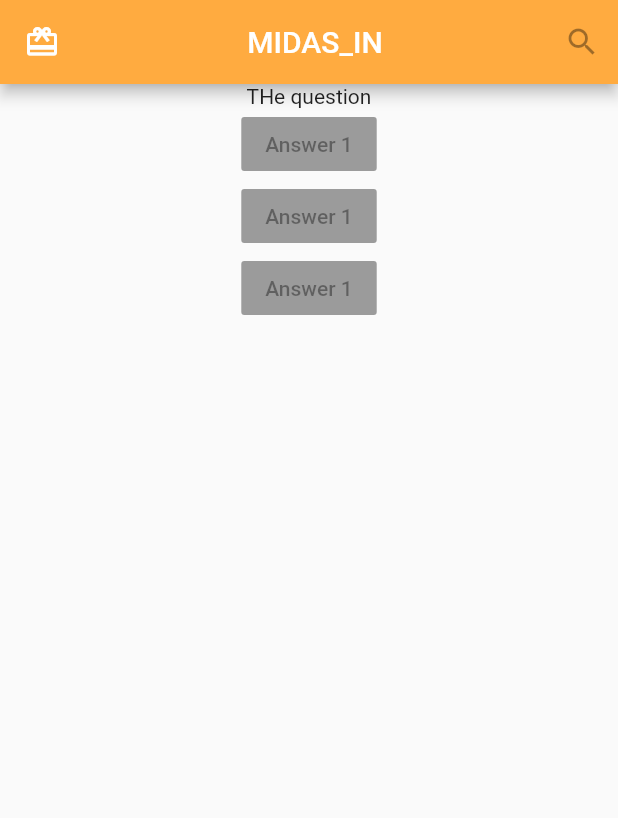
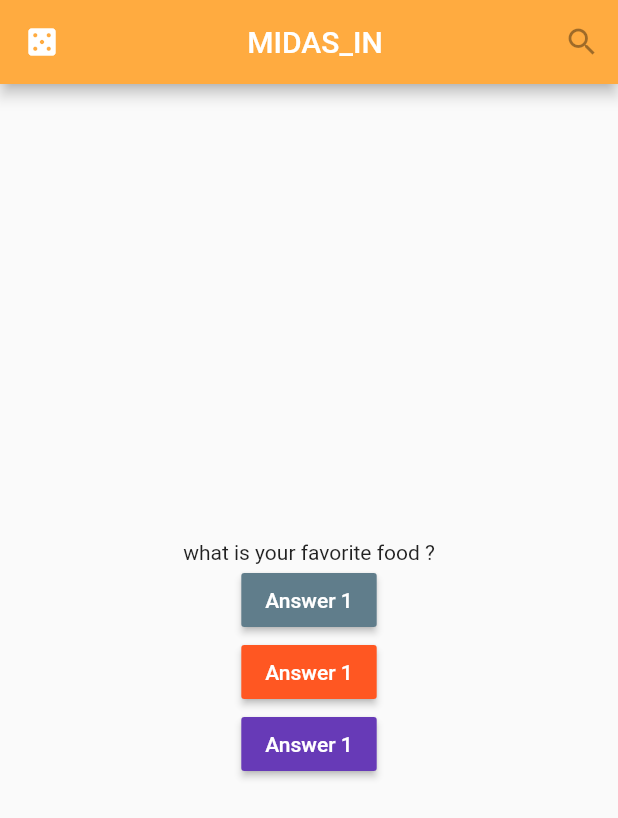
Before and after one commit to Aditprayogo/TESTING_APP, a Flutter app: the screen it shows after launch, on a phone screen of 412 x 824 dp. Shown: the top 818 px of the screen. Run offline on Flutter 3.47's test engine with Material 2 defaults, Android fonts, the phone set to English and light mode, and no system bars.

Commit message:
adding question file

```diff
--- a/lib/main.dart
+++ b/lib/main.dart
@@ -4,12 +4,28 @@ void main() {
   runApp(MyApp());
 }
 
-class MyApp extends StatelessWidget {
+class MyApp extends StatefulWidget {
+  @override
+  _MyAppState createState() => _MyAppState();
+}
+
+class _MyAppState extends State<MyApp> {
+  var _questionIndex = 0;
+
+  void _answerQuestion() {
+    // mengganti text
+    setState(() {
+      _questionIndex++;
+    });
+    print(_questionIndex);
+  }
+
   @override
   Widget build(BuildContext context) {
-    var question = [
+    var questions = [
       'what is your favorite food ?',
-      'what is your favorite animal ?'
+      'what is your favorite animal ?',
+      'what is your favorite movie ?',
     ];
     // TODO: implement build
     return MaterialApp(
@@ -20,29 +36,37 @@ class MyApp extends StatelessWidget {
             title: Center(
               child: Text('MIDAS_IN'),
             ),
-            leading: Icon(Icons.card_giftcard),
+            leading: Icon(Icons.casino),
             backgroundColor: Colors.orangeAccent,
             actions: <Widget>[
-              IconButton(
-                icon: Icon(Icons.search),
-              )
+              IconButton(icon: Icon(Icons.search), onPressed: null)
             ],
           ),
           // BOdy center
           body: Center(
             child: Column(
+              mainAxisAlignment: MainAxisAlignment.center,
+              crossAxisAlignment: CrossAxisAlignment.center,
               children: [
-                Text('THe question'),
+                Text(questions.elementAt(_questionIndex)),
                 RaisedButton(
-                  child: Text('Answer 1'),
-                ),
+                    // Pointer answerquestion
+                    color: Colors.blueGrey,
+                    textColor: Colors.white,
+                    child: Text('Answer 1'),
+                    onPressed: _answerQuestion),
                 RaisedButton(
-                  child: Text('Answer 1'),
-                ),
+                    color: Colors.deepOrange,
+                    textColor: Colors.white,
+                    child: Text('Answer 1'),
+                    onPressed: () => print('Answer 2 choosen')),
                 RaisedButton(
-                  child: Text('Answer 1'),
-                )
+                    color: Colors.deepPurple,
+                    textColor: Colors.white,
+                    child: Text('Answer 1'),
+                    onPressed: () => print("Answer 3 choosen")),
               ],
+              // end children
             ),
           )),
     );
```
Also changed, not shown: lib/question.dart (added, +8 -0 lines).
